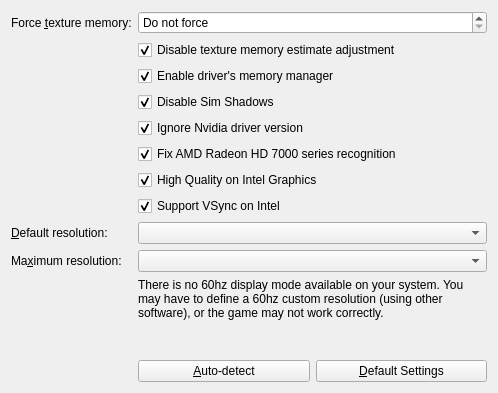
The window that src/plugins/sims-petstories/simspssettings.ui (haffmans/graphics-rules-maker) describes before a commit, drawn with Qt 5.
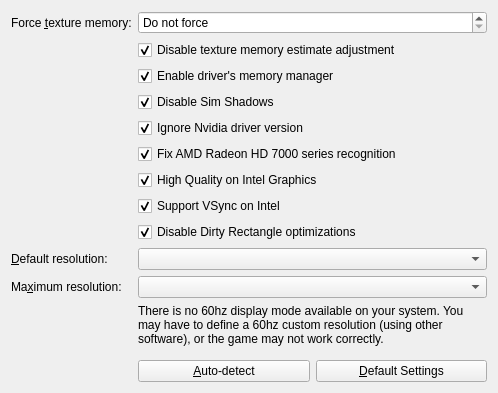
The same window after the commit.

Commit message:
Sims 2, Stories: Add tweak to disable dirty rects
Especially on Intel integrated graphics, this can cause intense
flickering. The Dirty Rectangle rendering can also prevents ReShade
depth buffer shaders from working.

This tweak - by default applied only with Intel integrated cards - can
solve those problems.

Patch:
```diff
--- a/src/plugins/sims-petstories/simspssettings.ui
+++ b/src/plugins/sims-petstories/simspssettings.ui
@@ -161,7 +161,23 @@
      </property>
     </widget>
    </item>
-   <item row="8" column="0">
+   <item row="8" column="1">
+    <widget class="QCheckBox" name="disableDirtyRects">
+     <property name="toolTip">
+      <string>Disable Dirty Rectangle rendering optimizations.</string>
+     </property>
+     <property name="whatsThis">
+      <string>&lt;html&gt;&lt;head/&gt;&lt;body&gt;&lt;p&gt;This disables rendering only changed rectangles. These optimizations may cause graphical glitches on some cards, especially Intel integrated ones. They also prevents depth buffer shaders from other tools, like ReShade, from working.&lt;/p&gt;&lt;p&gt;To solve those problems you can enable this tweak.&lt;/p&gt;&lt;/body&gt;&lt;/html&gt;</string>
+     </property>
+     <property name="text">
+      <string>Disable Dirty Rectangle optimizations</string>
+     </property>
+     <property name="checked">
+      <bool>true</bool>
+     </property>
+    </widget>
+   </item>
+   <item row="9" column="0">
     <widget class="QLabel" name="defaultResolutionLabel">
      <property name="text">
       <string>&amp;Default resolution:</string>
@@ -171,7 +187,7 @@
      </property>
     </widget>
    </item>
-   <item row="8" column="1">
+   <item row="9" column="1">
     <widget class="QComboBox" name="defaultResolution">
      <property name="toolTip">
       <string>The initial resolution as applied by the game at first launch.</string>
@@ -181,7 +197,7 @@
      </property>
     </widget>
    </item>
-   <item row="9" column="0">
+   <item row="10" column="0">
     <widget class="QLabel" name="maxResolutionLabel">
      <property name="text">
       <string>Ma&amp;ximum resolution:</string>
@@ -191,7 +207,7 @@
      </property>
     </widget>
    </item>
-   <item row="9" column="1">
+   <item row="10" column="1">
     <widget class="QComboBox" name="maxResolution">
      <property name="toolTip">
       <string>The maximum available resolution (in high quality graphics mode only).</string>
@@ -201,7 +217,7 @@
      </property>
     </widget>
    </item>
-   <item row="10" column="1">
+   <item row="11" column="1">
     <widget class="QLabel" name="no60HzAvailable">
      <property name="sizePolicy">
       <sizepolicy hsizetype="Expanding" vsizetype="Expanding">
@@ -220,7 +236,7 @@
      </property>
     </widget>
    </item>
-   <item row="11" column="1">
+   <item row="12" column="1">
     <layout class="QHBoxLayout" name="defaultsLayout" stretch="0,0">
      <item>
       <widget class="QPushButton" name="autodetect">
```
Left out of the diff: 1 changed line with no effect on the pictures. The commit also changes 19 other files.
